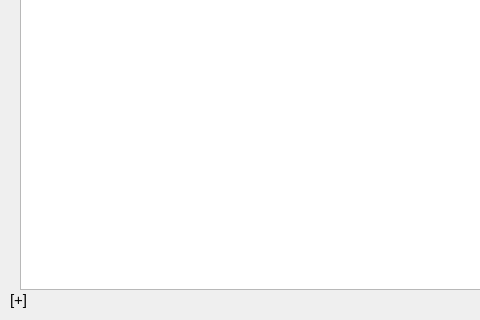
Before: the Qt Designer form deletetask.ui in imtheprince7/Todo-App, drawn with Qt 5; both pictures show x 0 to 480 and y 380 to 700 of the 1100 by 700 pixel window.
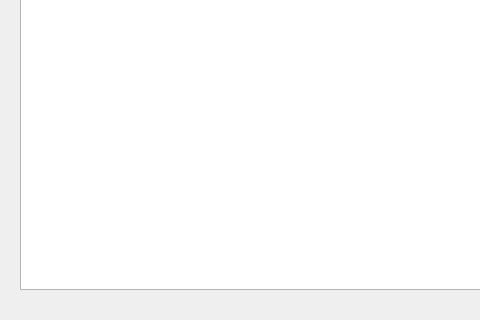
After: the same form once the commit is applied.

Diff of the .ui file:
```diff
--- a/deletetask.ui
+++ b/deletetask.ui
@@ -72,30 +72,6 @@
     <string>Back</string>
    </property>
   </widget>
-  <widget class="QLabel" name="connectionMessageLabel">
-   <property name="geometry">
-    <rect>
-     <x>10</x>
-     <y>670</y>
-     <width>63</width>
-     <height>20</height>
-    </rect>
-   </property>
-   <property name="maximumSize">
-    <size>
-     <width>200</width>
-     <height>20</height>
-    </size>
-   </property>
-   <property name="font">
-    <font>
-     <pointsize>11</pointsize>
-    </font>
-   </property>
-   <property name="text">
-    <string>[+]</string>
-   </property>
-  </widget>
   <widget class="QTableWidget" name="ViewTaskTableWidget">
    <property name="geometry">
     <rect>
```
